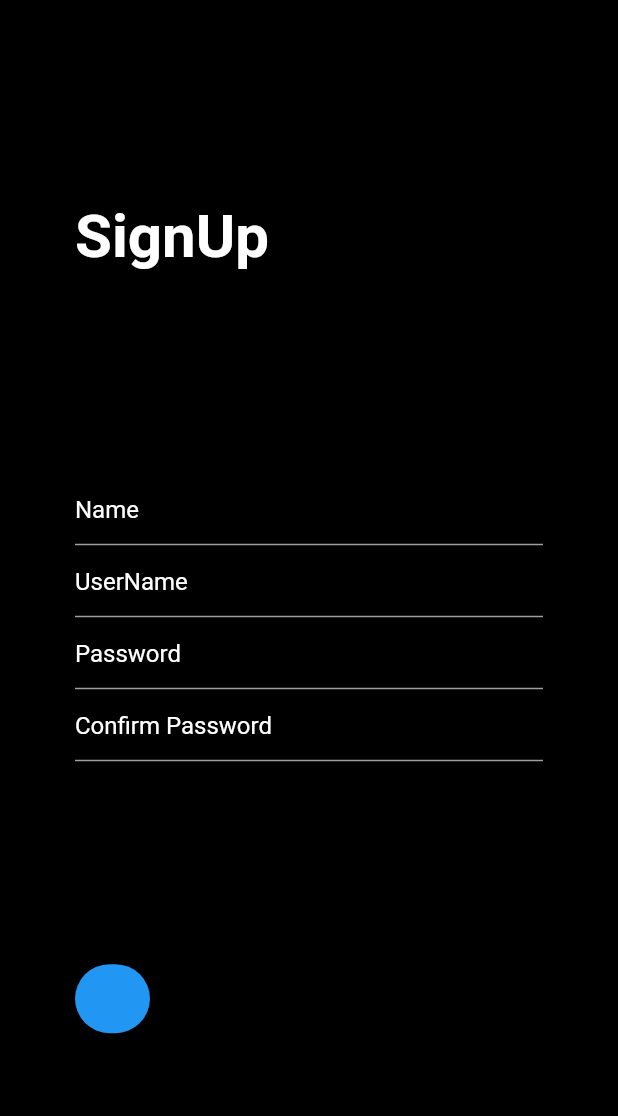
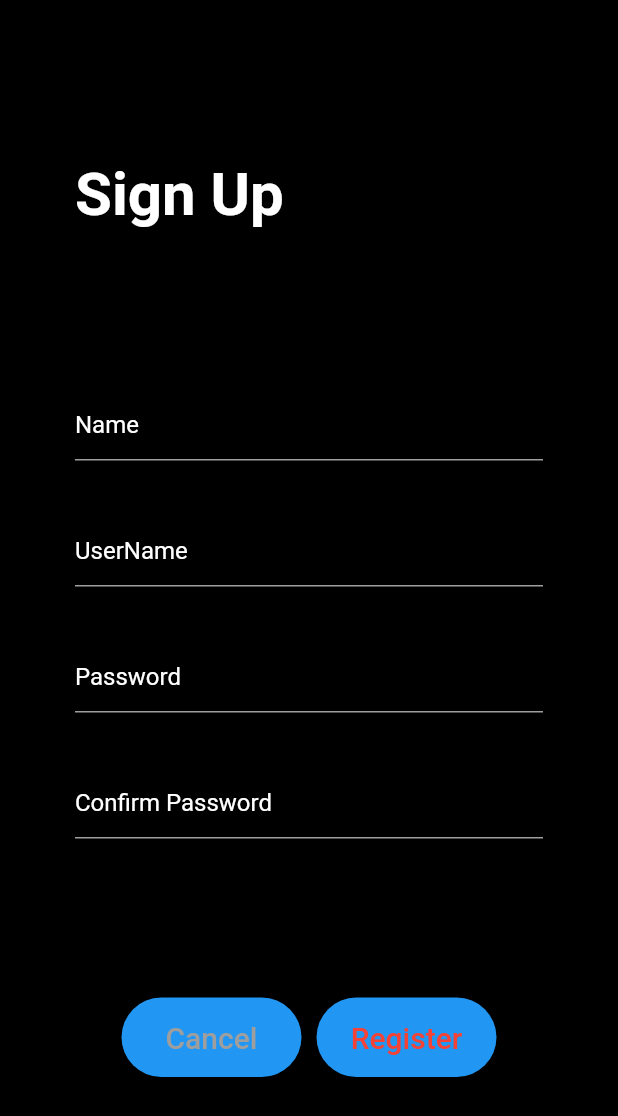
Before and after one commit to AnuLoveCoding/app_food, a Flutter app: the screen it shows after launch, on a phone screen of 412 x 824 dp. Shown: the top 1116 px of the screen. Run offline on Flutter 3.47's test engine with Material 2 defaults, Android fonts, the phone set to English and light mode, and no system bars.

Commit message:
"app_food Project"

```diff
--- a/lib/screens/sign_up.dart
+++ b/lib/screens/sign_up.dart
@@ -19,6 +19,27 @@ class SignUp extends StatelessWidget {
       ),
     );
   }
+
+  Widget button({required String buttonName, required Color color}){
+    return Container(
+      width:120.0,
+      child: ElevatedButton(
+        style: ButtonStyle(
+          padding: MaterialStateProperty.all<EdgeInsets>(EdgeInsets.all(15)),
+          foregroundColor: MaterialStateProperty.all<Color>(color),
+          shape: MaterialStateProperty.all<RoundedRectangleBorder>(
+            RoundedRectangleBorder(
+              borderRadius: BorderRadius.circular(30.0),
+              // side: BorderSide(color: Colors.red)
+            ),
+          ),
+        ),
+        onPressed: (){
+
+        }, child: Text(buttonName,style: TextStyle(fontSize:20.0, ),),
+      ),
+    );
+  }
   @override
   Widget build(BuildContext context) {
     return Scaffold(
@@ -31,8 +52,11 @@ class SignUp extends StatelessWidget {
             crossAxisAlignment: CrossAxisAlignment.start,
             mainAxisAlignment: MainAxisAlignment.spaceEvenly,
             children: [
-                Text('SignUp',style: TextStyle(color: Colors.white,fontWeight: FontWeight.bold,fontSize: 40.0),),
-                Column(
+                Text('Sign Up',style: TextStyle(color: Colors.white,fontWeight: FontWeight.bold,fontSize: 40.0),),
+                Container(
+                  height:300.0 ,
+                  child: Column(
+                    mainAxisAlignment: MainAxisAlignment.spaceBetween,
                     children: [
                       textFeild(hinText: 'Name'),
                       textFeild(hinText: 'UserName'),
@@ -40,25 +64,13 @@ class SignUp extends StatelessWidget {
                       textFeild(hinText: 'Confirm Password'),
                     ],
                   ),
+                ),
               Row(
+                mainAxisAlignment: MainAxisAlignment.center,
                 children: [
-                  Container(
-                    width:50.0,
-                    child: ElevatedButton(
-                      style: ButtonStyle(
-                        padding: MaterialStateProperty.all<EdgeInsets>(EdgeInsets.all(15)),
-                        foregroundColor: MaterialStateProperty.all<Color>(Colors.red),
-                        shape: MaterialStateProperty.all<RoundedRectangleBorder>(
-                          RoundedRectangleBorder(
-                            borderRadius: BorderRadius.circular(30.0),
-                            // side: BorderSide(color: Colors.red)
-                          ),
-                        ),
-                      ),
-                     onPressed: (){
-
-                     }, child: Text(''),),
-                  ),
+                    button(buttonName: 'Cancel', color: Colors.grey),
+                    SizedBox(width: 10.0,),
+                  button(buttonName: 'Register', color: Colors.red)
                 ],
               )
             ],
```
Lines whose indentation alone changed are shown as unchanged.
